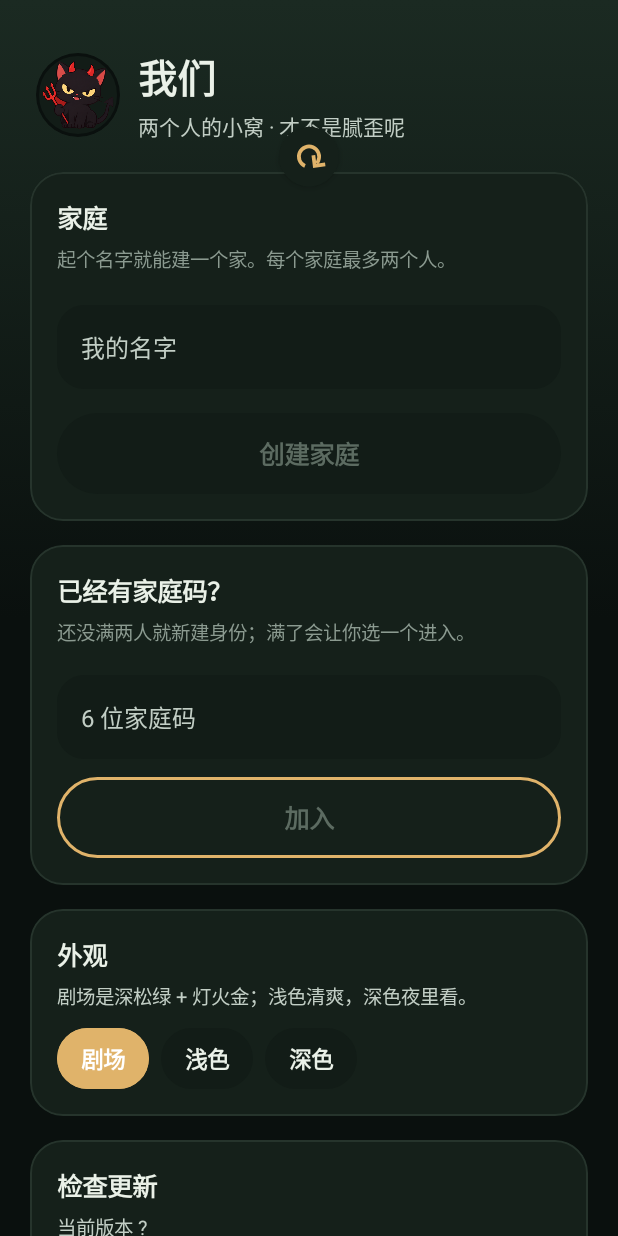
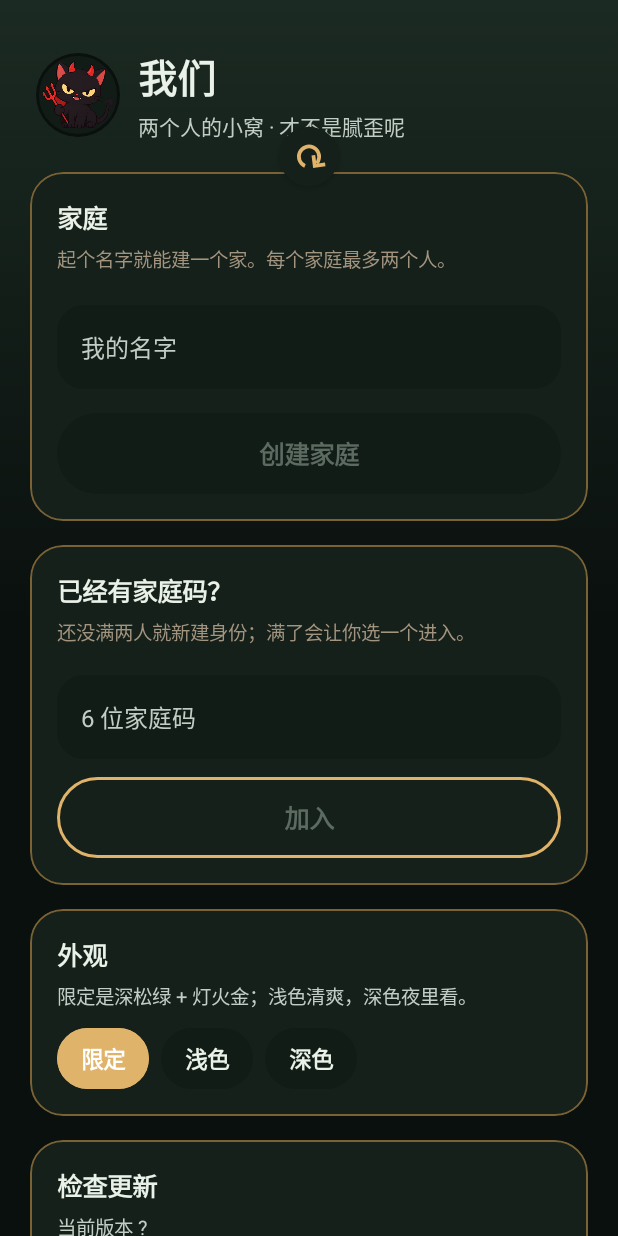
Before and after one commit to anliluZoe/GuanGuanHua, an Android app built with Jetpack Compose: the screen it shows after launch (MainActivity), after a tap on "浅色", on a phone screen of 412 x 824 dp. Run offline under Robolectric (Android 15) with nearby library versions, the phone set to English and light mode, and no system bars; libraries missing offline, so code that uses them is left out: androidx.glance, androidx.glance.appwidget; pictures from the network do not load; 8 statements that could not run were skipped; 1 other tap on this screen came first.

Commit message:
限定主题补金色：卡片金边、金色按钮、选中态；外观标签改为限定

```diff
--- a/app/src/main/java/com/guanguanhua/app/ui/Components.kt
+++ b/app/src/main/java/com/guanguanhua/app/ui/Components.kt
@@ -77,7 +77,7 @@ fun SoftCard(
         modifier = modifier
             .clip(shape)
             .background(MaterialTheme.colorScheme.surface)
-            .border(1.dp, QTheme.colors.line, shape)
+            .border(1.dp, QTheme.colors.lineStrong, shape)
             .then(if (onClick != null) Modifier.clickable(onClick = onClick) else Modifier),
     ) {
         Row(
@@ -472,7 +472,7 @@ fun AppearancePicker(
         Text("外观", style = MaterialTheme.typography.titleMedium)
         Spacer(Modifier.height(6.dp))
         Text(
-            "剧场是深松绿 + 灯火金；浅色清爽，深色夜里看。",
+            "限定是深松绿 + 灯火金；浅色清爽，深色夜里看。",
             style = MaterialTheme.typography.bodySmall,
             color = QTheme.colors.secondary,
         )
@@ -481,7 +481,7 @@ fun AppearancePicker(
             modifier = Modifier.horizontalScroll(rememberScrollState()),
             horizontalArrangement = Arrangement.spacedBy(8.dp),
         ) {
-            ChoiceChip("剧场", value == Appearance.Theater, onClick = { onChange(Appearance.Theater) })
+            ChoiceChip("限定", value == Appearance.Theater, onClick = { onChange(Appearance.Theater) })
             ChoiceChip("浅色", value == Appearance.Light, onClick = { onChange(Appearance.Light) })
             ChoiceChip("深色", value == Appearance.Dark, onClick = { onChange(Appearance.Dark) })
         }
--- a/app/src/main/java/com/guanguanhua/app/ui/theme/Theme.kt
+++ b/app/src/main/java/com/guanguanhua/app/ui/theme/Theme.kt
@@ -194,10 +194,10 @@ val TheaterQColors = QColors(
     paper = Color(0xFF15201A),
     ink = Color(0xFFEAF1E8),
     inkSoft = Color(0xFFC2CEC5),
-    muted = Color(0xFF8B9A90),
+    muted = Color(0xFFA2947F),
     muted2 = Color(0xFF6F7E74),
-    line = Color(0xFF26342C),
-    lineStrong = Color(0xFF33463A),
+    line = Color(0xFF33291B),
+    lineStrong = Color(0xFF7A6234),
     sky = Color(0xFFE0B36A),
     skySoft = Color(0xFFE0B36A).softWash(),
     mint = Color(0xFF5E8F74),
```
